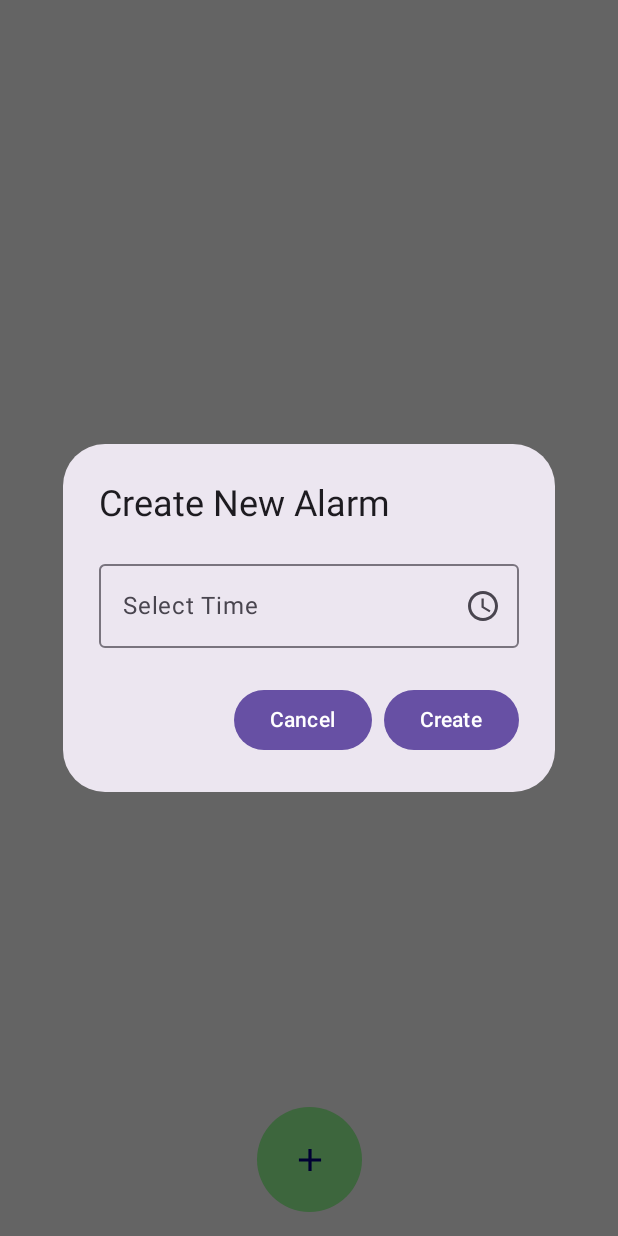
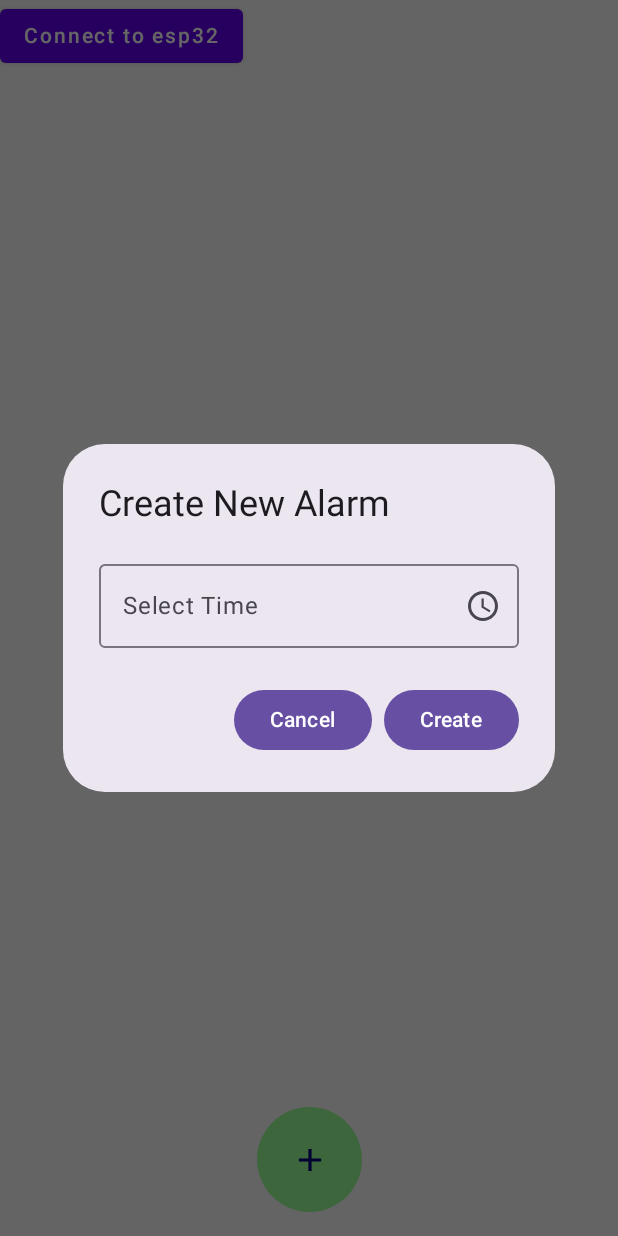
Before and after one commit to Liam-Robertson/sound-alarm, an Android app built with Jetpack Compose: the AlarmScreen screen opened through its navigation route, after a tap on "Add alarm", on a phone screen of 412 x 824 dp. Run offline under Robolectric (Android 15) with nearby library versions, the phone set to English and light mode, and no system bars; our stand-ins replace Dagger/Hilt's generated code, Room's generated code, livedata-compose.

Commit message:
Added connect button. sending alarms to esp32 actually seems to work

```diff
--- a/app/src/main/java/com/extremewakeup/soundalarm/bluetooth/BluetoothRepository.kt
+++ b/app/src/main/java/com/extremewakeup/soundalarm/bluetooth/BluetoothRepository.kt
@@ -18,4 +18,10 @@ class BluetoothRepository @Inject constructor(private val bluetoothService: Blue
         Log.d("BluetoothRepository", "stopAlarmPlaying: Preparing to stop alarm on ESP32")
         bluetoothService.sendStopAlarm()
     }
+
+    fun connectToDevice() {
+        Log.d("BluetoothRepository", "BluetoothRepository: Preparing to connect to ESP32")
+        bluetoothService.initiateConnection {
+        }
+    }
 }
--- a/app/src/main/java/com/extremewakeup/soundalarm/navigation/AppNavigation.kt
+++ b/app/src/main/java/com/extremewakeup/soundalarm/navigation/AppNavigation.kt
@@ -2,6 +2,8 @@ package com.extremewakeup.soundalarm.navigation
 
 import AlarmScreen
 import android.content.Context
+import android.os.Build
+import androidx.annotation.RequiresApi
 import androidx.compose.runtime.Composable
 import androidx.compose.runtime.LaunchedEffect
 import androidx.compose.runtime.getValue
@@ -9,9 +11,11 @@ import androidx.compose.runtime.livedata.observeAsState
 import androidx.navigation.compose.NavHost
 import androidx.navigation.compose.composable
 import androidx.navigation.compose.rememberNavController
+import com.extremewakeup.soundalarm.bluetooth.BluetoothRepository
 import com.extremewakeup.soundalarm.viewmodel.MainViewModel
 import com.extremewakeup.soundalarm.ui.PermissionScreen
 
+@RequiresApi(Build.VERSION_CODES.TIRAMISU)
 @Composable
 fun AppNavigation(viewModel: MainViewModel, context: Context) {
     val navController = rememberNavController()
--- a/app/src/main/java/com/extremewakeup/soundalarm/ui/AlarmScreen.kt
+++ b/app/src/main/java/com/extremewakeup/soundalarm/ui/AlarmScreen.kt
@@ -8,13 +8,16 @@ import androidx.compose.foundation.layout.Arrangement
 import androidx.compose.foundation.layout.Box
 import androidx.compose.foundation.layout.Column
 import androidx.compose.foundation.layout.Row
+import androidx.compose.foundation.layout.Spacer
 import androidx.compose.foundation.layout.fillMaxSize
 import androidx.compose.foundation.layout.fillMaxWidth
+import androidx.compose.foundation.layout.height
 import androidx.compose.foundation.layout.padding
 import androidx.compose.foundation.layout.size
 import androidx.compose.foundation.lazy.LazyColumn
 import androidx.compose.foundation.shape.CircleShape
 import androidx.compose.foundation.shape.RoundedCornerShape
+import androidx.compose.material.Button
 import androidx.compose.material.icons.Icons
 import androidx.compose.material.icons.filled.Add
 import androidx.compose.material.icons.filled.ArrowDropDown
@@ -89,6 +92,17 @@ fun AlarmScreen(navController: NavController, viewModel: MainViewModel, context:
                 .align(Alignment.BottomCenter)
                 .padding(bottom = 16.dp)
         )
+
+
+
+        Spacer(modifier = Modifier.height(8.dp))
+
+        Button(onClick = {
+            Log.d("PermissionScreen", "Connect to esp32 clicked")
+            viewModel.connectToDevice()
+        }) {
+            androidx.compose.material.Text("Connect to esp32")
+        }
     }
 
     if (showCreateAlarmDialog) {
--- a/app/src/main/java/com/extremewakeup/soundalarm/ui/PermissionScreen.kt
+++ b/app/src/main/java/com/extremewakeup/soundalarm/ui/PermissionScreen.kt
@@ -21,6 +21,7 @@ import androidx.compose.ui.platform.LocalContext
 import androidx.compose.ui.unit.dp
 import androidx.core.app.ActivityCompat
 import androidx.navigation.NavHostController
+import com.extremewakeup.soundalarm.bluetooth.BluetoothRepository
 import com.extremewakeup.soundalarm.viewmodel.MainViewModel
 
 @Composable
--- a/app/src/main/java/com/extremewakeup/soundalarm/viewmodel/MainViewModel.kt
+++ b/app/src/main/java/com/extremewakeup/soundalarm/viewmodel/MainViewModel.kt
@@ -80,6 +80,10 @@ class MainViewModel @Inject constructor(
             true
         }
         _permissionGranted.value = isExactAlarmPermissionGranted && isBluetoothPermissionGranted && isBluetoothScanGranted && isFineLocationGranted
+    }
+
+    fun connectToDevice() {
+        bluetoothRepository.connectToDevice()
     }
 
     init {
```
